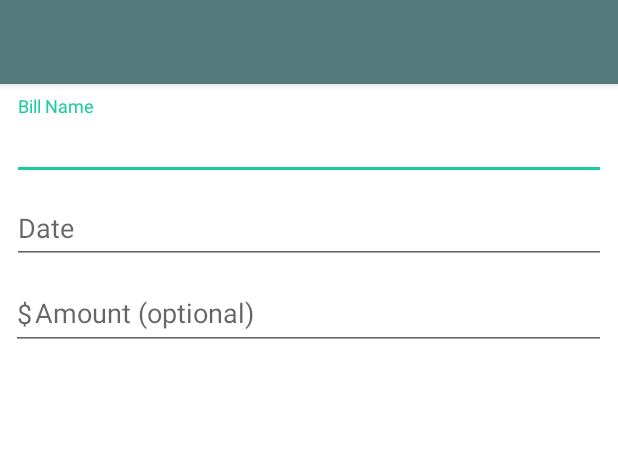
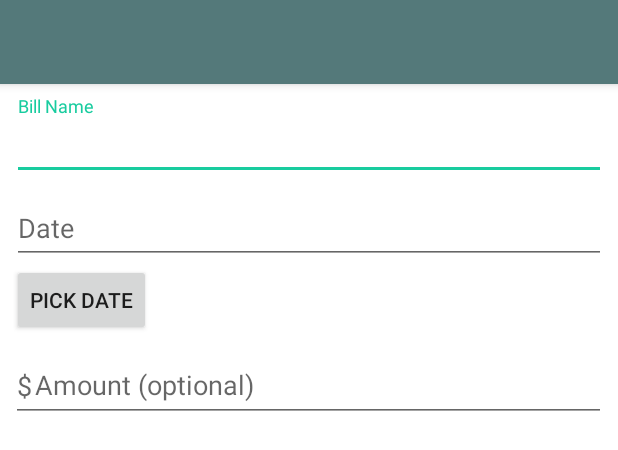
Before and after one commit to jslawrence24/BillReminder, an Android app: the layout fragment_add_new_bill.xml on its own in the app's theme, with its tools: preview values and no code run, on a phone screen of 412 x 824 dp. Shown: the top 450 px of the screen. Run offline under Robolectric (Android 15) with nearby library versions, the phone set to English and light mode, and no system bars.

Commit message:
Added date picker, functional, but needs to be made pretty

```diff
--- a/app/src/main/res/layout/fragment_add_new_bill.xml
+++ b/app/src/main/res/layout/fragment_add_new_bill.xml
@@ -68,6 +68,12 @@
                     android:inputType="date" />
 
             </android.support.design.widget.TextInputLayout>
+            <!--TODO MAKE THIS PRETTY-->
+            <Button
+                android:id="@+id/btnDatePick"
+                android:layout_width="wrap_content"
+                android:layout_height="wrap_content"
+                android:text="pick date" />
 
             <LinearLayout
                 android:layout_width="match_parent"
```
Also changed, not shown: app/src/main/java/edu/weber/jeremylawrence/billreminder/AddNewBillFragment.java (+58 -3 lines).
